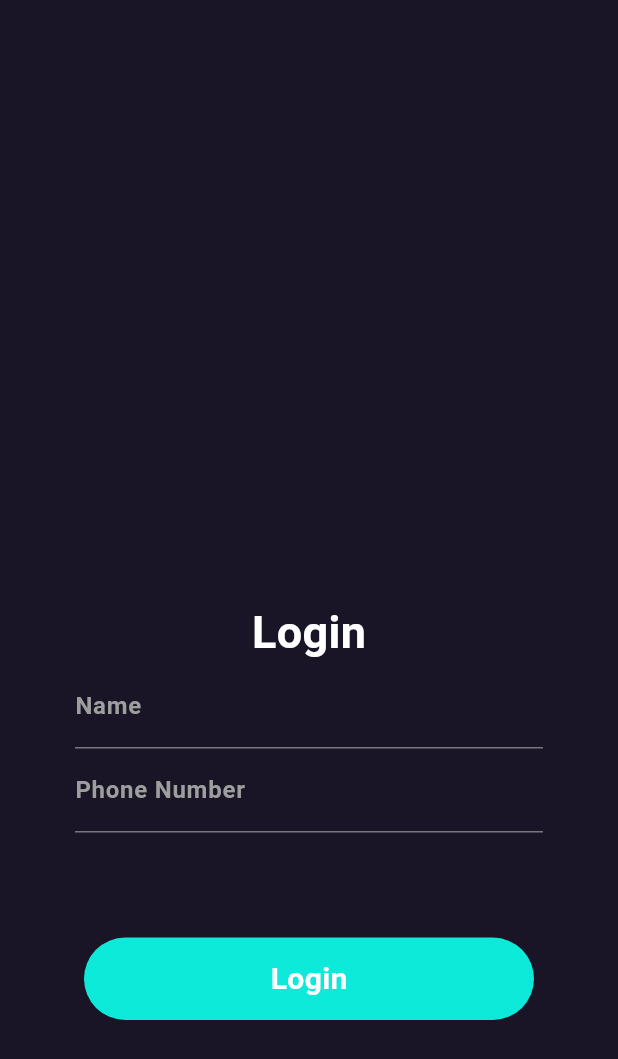
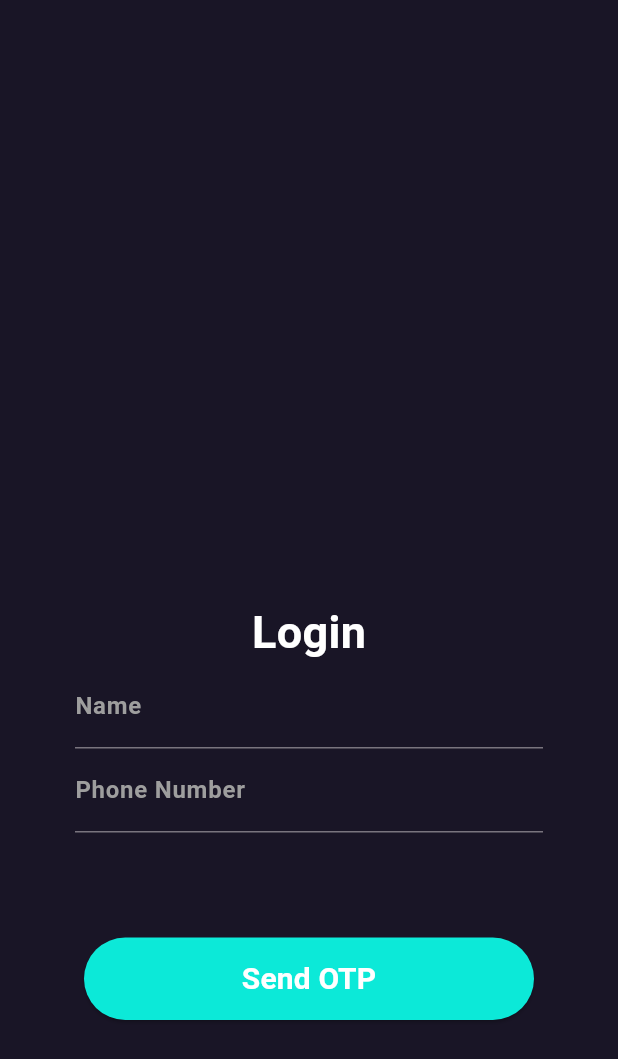
Before and after one commit to tejaswijadhav2003/Sarthi, a Flutter app: the screen it shows after launch, on a phone screen of 412 x 824 dp. Shown: the top 1059 px of the screen. Run offline on Flutter 3.47's test engine with Material 3 defaults, Android fonts, the phone set to English and light mode, and no system bars.

Commit message:
changes added

```diff
--- a/projects/sarthi/lib/login_page.dart
+++ b/projects/sarthi/lib/login_page.dart
@@ -1,4 +1,5 @@
 import 'package:flutter/material.dart';
+import 'package:flutter/src/material/elevated_button.dart';
 class LoginPage extends StatefulWidget{
   const LoginPage({super.key});
 
@@ -23,19 +24,19 @@ class _LoginPageState extends State<LoginPage> {
 
 
           child: Padding(
-            padding:  EdgeInsets.only(top: 400.0, left: 50, right:50 ),
+            padding:  const EdgeInsets.only(top: 400.0, left: 50, right:50 ),
             child: Form(
               child: Column(
                 children: <Widget>[
 
-                  Text('Login',
+                  const Text('Login',
                     style: TextStyle(
                         fontSize: 30,
                         color: Colors.white,
                         fontWeight: FontWeight.bold
                     ),
                   ),
-                  TextField(
+                  const TextField(
                     decoration: InputDecoration(
                         label: Text('Name',style:
                         TextStyle(
@@ -46,7 +47,7 @@ class _LoginPageState extends State<LoginPage> {
                     ),
 
                   ),
-                  TextField(
+                  const TextField(
                     decoration: InputDecoration(
                         label: Text('Phone Number',style:
                         TextStyle(
@@ -57,28 +58,25 @@ class _LoginPageState extends State<LoginPage> {
                     ),
                   ),
                   SizedBox(height: 70,),
-                  Container(
+                  ElevatedButton(
 
-                    height: 55,
-                    width: 300,
-                    decoration: BoxDecoration(
-                        borderRadius: BorderRadius.circular(30),
-                        gradient: LinearGradient(
-                            colors: [
-                              Color(0xff10CF6E3),
-                              Color(0xff10CF6E3),
-                            ]
-                        )
-                    ),
-                    child: Center(child: Text('Login',
-                      style: TextStyle(
-                        fontWeight: FontWeight.bold,
-                        fontSize: 20,
-                        color: Colors.white,
+                      onPressed: (){
+                        print('Hiieeeee firebase add karde');
+                      },
+                      style: ElevatedButton.styleFrom(
+                        backgroundColor: Color(0xff10CF6E3),
+                        minimumSize: Size(300, 55),
                       ),
+                      child: const Text('Send OTP',
+                          style: TextStyle(
+                                  fontWeight: FontWeight.bold,
+                                  fontSize: 20,
+                                  color: Colors.white,
+                                ),
+                      )
 
-                    ),),
                   )
+
                 ],
               ),
             ),
```
